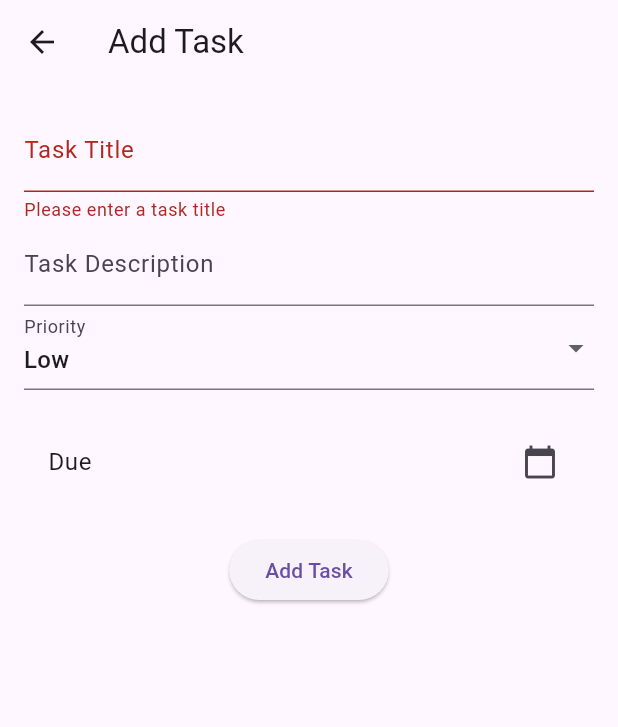
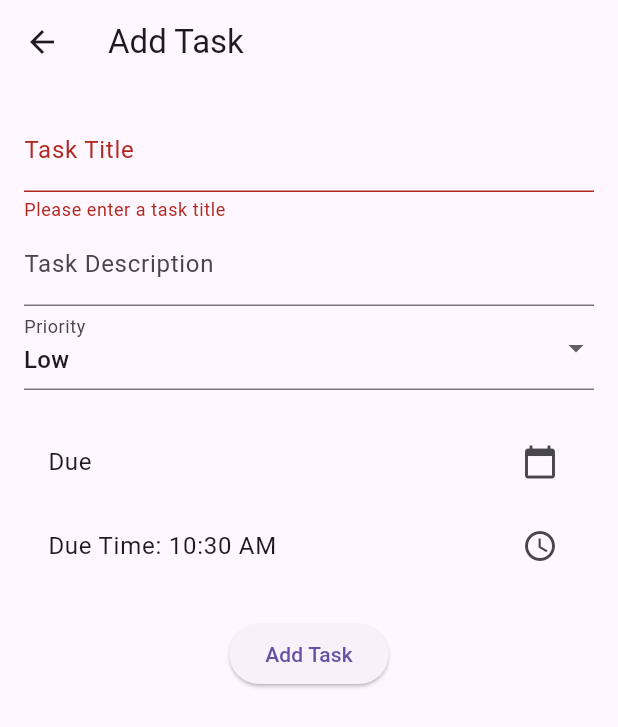
Before and after one commit to pradnyesh-86/todo_list_app, a Flutter app: the AddEditTaskScreen screen opened directly, after a tap on "Add Task", on a phone screen of 412 x 824 dp. Shown: the top 727 px of the screen. Run offline on Flutter 3.47's test engine with Material 3 defaults, Android fonts, the phone set to English and light mode, and no system bars; our stand-ins replace flutter_local_notifications, get, sqflite, timezone; accounts and stored records are empty.

```diff
--- a/lib/main.dart
+++ b/lib/main.dart
@@ -11,7 +11,7 @@ void main() async {
   tz.initializeTimeZones();
 
   // Initialize the notification service
-  await NotificationService.initialize();
+  await NotificationService().initNotification(); // Initialize notifications
 
   runApp(MyApp());
 }
--- a/lib/views/AddEditTaskScreen.dart
+++ b/lib/views/AddEditTaskScreen.dart
@@ -2,6 +2,7 @@ import 'package:flutter/material.dart';
 import 'package:get/get.dart';
 import '../models/task.dart';
 import '../viewmodels/task_controller.dart';
+import '../services/notification_service.dart';
 
 class AddEditTaskScreen extends StatefulWidget {
   final Task? task; // Optional task for editing
@@ -15,14 +16,17 @@ class AddEditTaskScreen extends StatefulWidget {
 class _AddEditTaskScreenState extends State<AddEditTaskScreen> {
   final _formKey = GlobalKey<FormState>();
   final TaskController taskController = Get.find();
+  final NotificationService notificationService =
+      NotificationService(); // Initialize NotificationService
 
   // Controllers for text fields
   TextEditingController _titleController = TextEditingController();
   TextEditingController _descriptionController = TextEditingController();
 
-  // Variables for priority and due date
+  // Variables for priority, date, and time
   String _selectedPriority = 'Low';
   DateTime _selectedDate = DateTime.now();
+  TimeOfDay _selectedTime = TimeOfDay.now(); // Added Time Variable
 
   @override
   void initState() {
@@ -32,6 +36,83 @@ class _AddEditTaskScreenState extends State<AddEditTaskScreen> {
       _descriptionController.text = widget.task!.description;
       _selectedPriority = widget.task!.priority;
       _selectedDate = widget.task!.dueDate;
+      _selectedTime = TimeOfDay.fromDateTime(
+          widget.task!.dueDate); // Convert DateTime to TimeOfDay
+    }
+  }
+
+  Future<void> _selectDate() async {
+    DateTime? picked = await showDatePicker(
+      context: context,
+      initialDate: _selectedDate,
+      firstDate: DateTime.now(),
+      lastDate: DateTime(2100),
+    );
+    if (picked != null && picked != _selectedDate) {
+      setState(() {
+        _selectedDate = picked;
+      });
+    }
+  }
+
+  Future<void> _selectTime() async {
+    TimeOfDay? picked = await showTimePicker(
+      context: context,
+      initialTime: _selectedTime,
+    );
+    if (picked != null && picked != _selectedTime) {
+      setState(() {
+        _selectedTime = picked;
+      });
+    }
+  }
+
+  // Combine the selected date and time
+  DateTime _combineDateAndTime(DateTime date, TimeOfDay time) {
+    return DateTime(date.year, date.month, date.day, time.hour, time.minute);
+  }
+
+  void _saveTask() {
+    if (_formKey.currentState!.validate()) {
+      DateTime dueDateTime = _combineDateAndTime(
+          _selectedDate, _selectedTime); // Combine Date & Time
+
+      if (widget.task != null) {
+        // Edit existing task
+        Task updatedTask = widget.task!.copyWith(
+          title: _titleController.text,
+          description: _descriptionController.text,
+          dueDate: dueDateTime,
+          priority: _selectedPriority,
+        );
+        taskController.updateTask(updatedTask);
+
+        // Schedule notification for the updated task
+        notificationService.scheduleNotification(
+          updatedTask.id ?? 0, // Use task ID
+          'Task Reminder',
+          'Don\'t forget to complete your task: ${updatedTask.title}',
+          dueDateTime,
+        );
+      } else {
+        // Add new task
+        Task newTask = Task(
+          title: _titleController.text,
+          description: _descriptionController.text,
+          dueDate: dueDateTime, // Use combined date and time
+          priority: _selectedPriority,
+        );
+        taskController.addTask(newTask);
+
+        // Schedule notification for the new task
+        notificationService.scheduleNotification(
+          newTask.id ?? 0, // Ensure you have a valid ID
+          'Task Reminder',
+          'Don\'t forget to complete your task: ${newTask.title}',
+          dueDateTime,
+        );
+      }
+      Get.back(); // Navigate back after saving
     }
   }
 
@@ -83,6 +164,12 @@ class _AddEditTaskScreenState extends State<AddEditTaskScreen> {
                 trailing: Icon(Icons.calendar_today),
                 onTap: _selectDate,
               ),
+              ListTile(
+                title: Text(
+                    'Due Time: ${_selectedTime.format(context)}'), // Show selected time
+                trailing: Icon(Icons.access_time),
+                onTap: _selectTime, // Select time when tapped
+              ),
               SizedBox(height: 20),
               ElevatedButton(
                 onPressed: _saveTask,
@@ -94,43 +181,4 @@ class _AddEditTaskScreenState extends State<AddEditTaskScreen> {
       ),
     );
   }
-
-  Future<void> _selectDate() async {
-    DateTime? picked = await showDatePicker(
-      context: context,
-      initialDate: _selectedDate,
-      firstDate: DateTime.now(),
-      lastDate: DateTime(2100),
-    );
-    if (picked != null && picked != _selectedDate) {
-      setState(() {
-        _selectedDate = picked;
-      });
-    }
-  }
-
-  void _saveTask() {
-    if (_formKey.currentState!.validate()) {
-      if (widget.task != null) {
-        // Edit existing task
-        Task updatedTask = widget.task!.copyWith(
-          title: _titleController.text,
-          description: _descriptionController.text,
-          dueDate: _selectedDate,
-          priority: _selectedPriority,
-        );
-        taskController.updateTask(updatedTask);
-      } else {
-        // Add new task
-        Task newTask = Task(
-          title: _titleController.text,
-          description: _descriptionController.text,
-          dueDate: _selectedDate,
-          priority: _selectedPriority,
-        );
-        taskController.addTask(newTask);
-      }
-      Get.back(); // Navigate back after saving
-    }
-  }
 }
```
Also changed, not shown: lib/services/notification_service.dart (+55 -20 lines), lib/viewmodels/task_controller.dart (+32 -0 lines), lib/views/home_screen.dart (+59 -19 lines), 5 other files.
